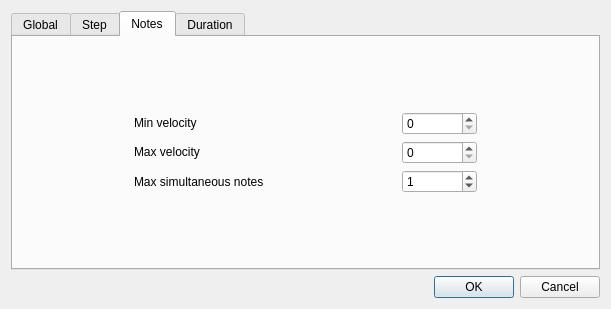
This is improviser/qtGUI/instrument.ui in bspaans/improviser as Qt 5 draws it before an edit. The edited form follows.
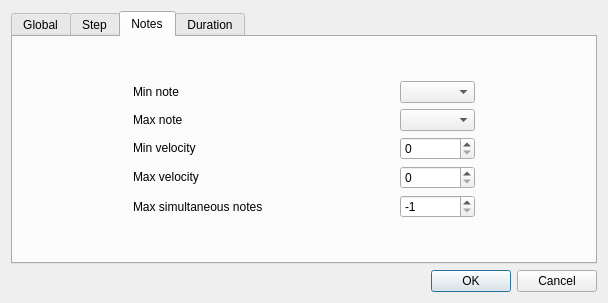
This is the edited form. The open tabs and pages were chosen to show the change.

Commit message: Added min_note and max_note parameters to Instrument and Instrument editor

```diff
--- a/improviser/qtGUI/instrument.ui
+++ b/improviser/qtGUI/instrument.ui
@@ -5,8 +5,8 @@
    <rect>
     <x>0</x>
     <y>0</y>
-    <width>611</width>
-    <height>309</height>
+    <width>608</width>
+    <height>303</height>
    </rect>
   </property>
   <property name="windowTitle" >
@@ -319,7 +319,7 @@
       <layout class="QVBoxLayout" name="verticalLayout_4" >
        <item>
         <layout class="QGridLayout" name="gridLayout_4" >
-         <item row="0" column="0" >
+         <item row="2" column="0" >
           <widget class="QLabel" name="label_9" >
            <property name="sizePolicy" >
             <sizepolicy vsizetype="Fixed" hsizetype="Fixed" >
@@ -338,7 +338,7 @@
            </property>
           </widget>
          </item>
-         <item row="0" column="1" >
+         <item row="2" column="1" >
           <widget class="QSpinBox" name="minvelocity" >
            <property name="sizePolicy" >
             <sizepolicy vsizetype="Fixed" hsizetype="Fixed" >
@@ -357,15 +357,27 @@
            </property>
           </widget>
          </item>
-         <item row="2" column="0" >
+         <item row="4" column="0" >
           <widget class="QLabel" name="label_11" >
            <property name="text" >
             <string>Max simultaneous notes</string>
            </property>
           </widget>
          </item>
-         <item row="2" column="1" >
+         <item row="4" column="1" >
           <widget class="QSpinBox" name="maxnotes" >
+           <property name="sizePolicy" >
+            <sizepolicy vsizetype="Fixed" hsizetype="Fixed" >
+             <horstretch>0</horstretch>
+             <verstretch>0</verstretch>
+            </sizepolicy>
+           </property>
+           <property name="minimumSize" >
+            <size>
+             <width>75</width>
+             <height>0</height>
+            </size>
+           </property>
            <property name="minimum" >
             <number>-1</number>
            </property>
@@ -373,11 +385,11 @@
             <number>128</number>
            </property>
            <property name="value" >
-            <number>1</number>
+            <number>-1</number>
            </property>
           </widget>
          </item>
-         <item row="1" column="0" >
+         <item row="3" column="0" >
           <widget class="QLabel" name="label_8" >
            <property name="sizePolicy" >
             <sizepolicy vsizetype="Fixed" hsizetype="Fixed" >
@@ -396,7 +408,7 @@
            </property>
           </widget>
          </item>
-         <item row="1" column="1" >
+         <item row="3" column="1" >
           <widget class="QSpinBox" name="maxvelocity" >
            <property name="sizePolicy" >
             <sizepolicy vsizetype="Fixed" hsizetype="Fixed" >
@@ -415,6 +427,64 @@
            </property>
           </widget>
          </item>
+         <item row="0" column="0" >
+          <widget class="QLabel" name="label_13" >
+           <property name="sizePolicy" >
+            <sizepolicy vsizetype="Fixed" hsizetype="Fixed" >
+             <horstretch>0</horstretch>
+             <verstretch>0</verstretch>
+            </sizepolicy>
+           </property>
+           <property name="text" >
+            <string>Min note</string>
+           </property>
+          </widget>
+         </item>
+         <item row="1" column="0" >
+          <widget class="QLabel" name="label_14" >
+           <property name="sizePolicy" >
+            <sizepolicy vsizetype="Fixed" hsizetype="Fixed" >
+             <horstretch>0</horstretch>
+             <verstretch>0</verstretch>
+            </sizepolicy>
+           </property>
+           <property name="text" >
+            <string>Max note</string>
+           </property>
+          </widget>
+         </item>
+         <item row="0" column="1" >
+          <widget class="QComboBox" name="minnote" >
+           <property name="sizePolicy" >
+            <sizepolicy vsizetype="Fixed" hsizetype="Fixed" >
+             <horstretch>0</horstretch>
+             <verstretch>0</verstretch>
+            </sizepolicy>
+           </property>
+           <property name="minimumSize" >
+            <size>
+             <width>75</width>
+             <height>0</height>
+            </size>
+           </property>
+          </widget>
+         </item>
+         <item row="1" column="1" >
+          <widget class="QComboBox" name="maxnote" >
+           <property name="sizePolicy" >
+            <sizepolicy vsizetype="Fixed" hsizetype="Minimum" >
+             <horstretch>0</horstretch>
+             <verstretch>0</verstretch>
+            </sizepolicy>
+           </property>
+           <property name="minimumSize" >
+            <size>
+             <width>75</width>
+             <height>0</height>
+            </size>
+           </property>
+          </widget>
+         </item>
         </layout>
        </item>
       </layout>
```
The commit also changes 4 other files.
